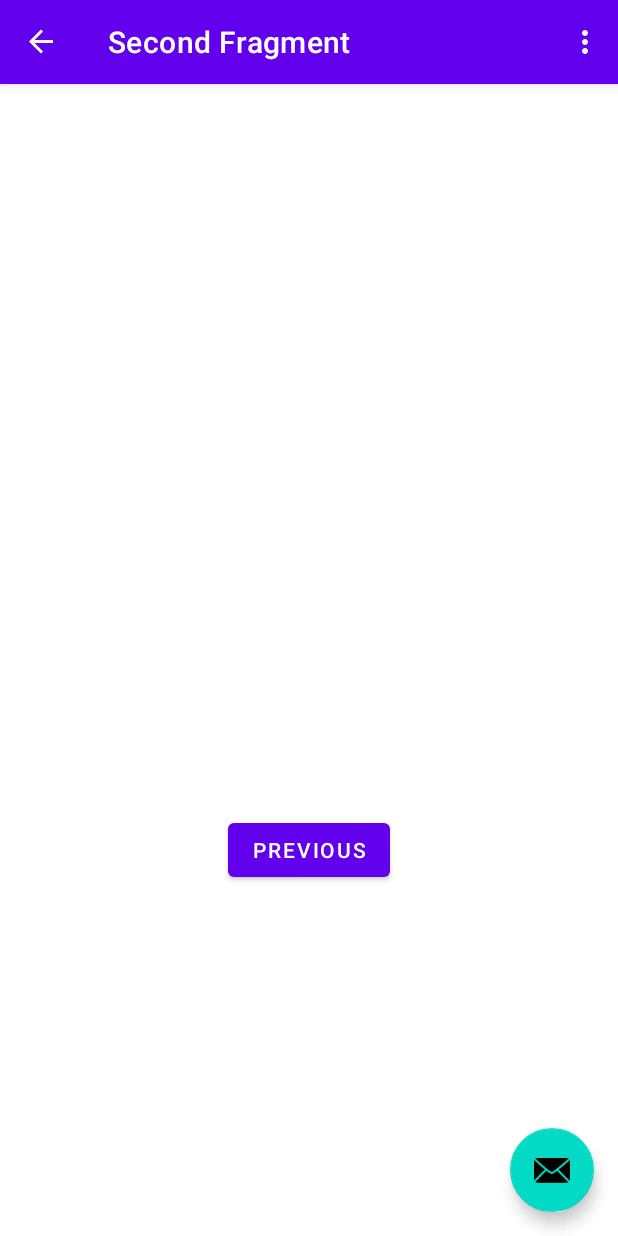
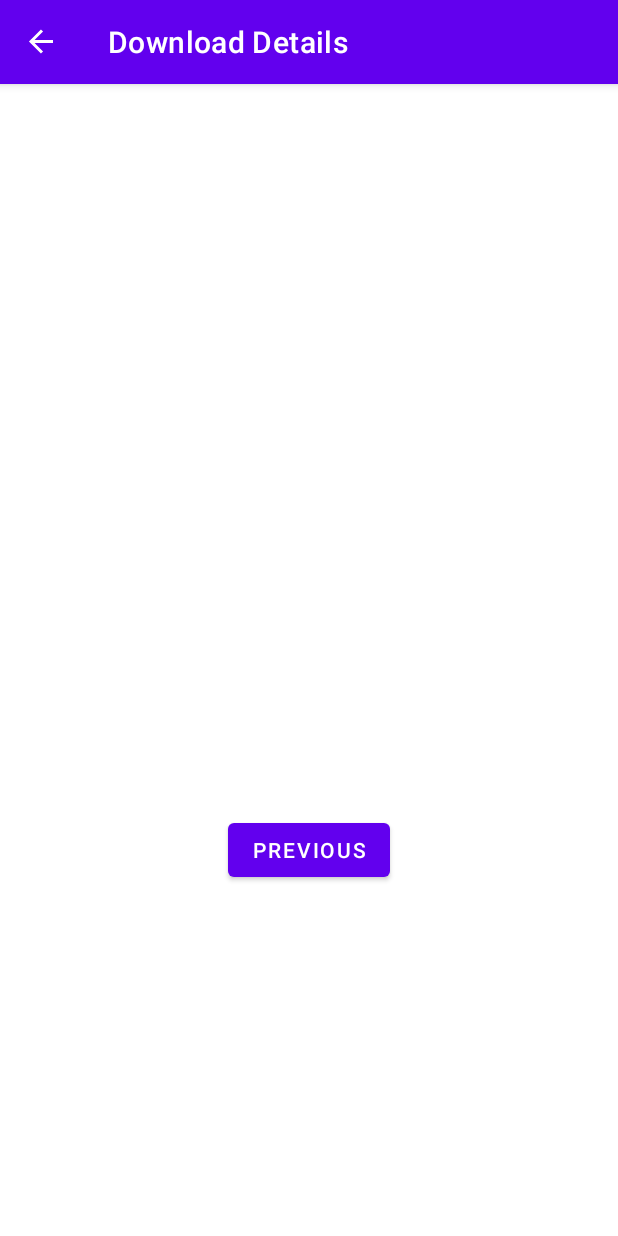
Before and after one commit to Abdallah-Abdelazim/nd940-app-loading-status-android, an Android app: the DownloadDetailsFragment screen opened through its navigation route, on a phone screen of 412 x 824 dp. Run offline under Robolectric (Android 15) with nearby library versions, the phone set to English and light mode, and no system bars; our stand-ins replace navigation-ui.

Commit message:
Prepare fragments

```diff
--- a/app/src/main/java/com/abdallah_abdelazim/loadapp/MainActivity.kt
+++ b/app/src/main/java/com/abdallah_abdelazim/loadapp/MainActivity.kt
@@ -9,6 +9,7 @@ import androidx.navigation.ui.navigateUp
 import androidx.navigation.ui.setupActionBarWithNavController
 import android.view.Menu
 import android.view.MenuItem
+import androidx.navigation.fragment.NavHostFragment
 import com.abdallah_abdelazim.loadapp.databinding.ActivityMainBinding
 
 class MainActivity : AppCompatActivity() {
@@ -24,34 +25,15 @@ class MainActivity : AppCompatActivity() {
 
         setSupportActionBar(binding.toolbar)
 
-        val navController = findNavController(R.id.nav_host_fragment_content_main)
+        val navHostFragment = supportFragmentManager
+            .findFragmentById(R.id.nav_host_fragment) as NavHostFragment
+        val navController = navHostFragment.navController
         appBarConfiguration = AppBarConfiguration(navController.graph)
         setupActionBarWithNavController(navController, appBarConfiguration)
-
-        binding.fab.setOnClickListener { view ->
-            Snackbar.make(view, "Replace with your own action", Snackbar.LENGTH_LONG)
-                .setAction("Action", null).show()
-        }
-    }
-
-    override fun onCreateOptionsMenu(menu: Menu): Boolean {
-        // Inflate the menu; this adds items to the action bar if it is present.
-        menuInflater.inflate(R.menu.menu_main, menu)
-        return true
-    }
-
-    override fun onOptionsItemSelected(item: MenuItem): Boolean {
-        // Handle action bar item clicks here. The action bar will
-        // automatically handle clicks on the Home/Up button, so long
-        // as you specify a parent activity in AndroidManifest.xml.
-        return when (item.itemId) {
-            R.id.action_settings -> true
-            else -> super.onOptionsItemSelected(item)
-        }
     }
 
     override fun onSupportNavigateUp(): Boolean {
-        val navController = findNavController(R.id.nav_host_fragment_content_main)
+        val navController = findNavController(R.id.nav_host_fragment)
         return navController.navigateUp(appBarConfiguration)
                 || super.onSupportNavigateUp()
     }
--- a/app/src/main/java/com/abdallah_abdelazim/loadapp/ui/SecondFragment.kt
+++ b/app/src/main/java/com/abdallah_abdelazim/loadapp/ui/details/DownloadDetailsFragment.kt
@@ -1,20 +1,16 @@
-package com.abdallah_abdelazim.loadapp.ui
+package com.abdallah_abdelazim.loadapp.ui.details
 
 import android.os.Bundle
-import androidx.fragment.app.Fragment
 import android.view.LayoutInflater
 import android.view.View
 import android.view.ViewGroup
+import androidx.fragment.app.Fragment
 import androidx.navigation.fragment.findNavController
-import com.abdallah_abdelazim.loadapp.R
-import com.abdallah_abdelazim.loadapp.databinding.FragmentSecondBinding
+import com.abdallah_abdelazim.loadapp.databinding.FragmentDownloadDetailsBinding
 
-/**
- * A simple [Fragment] subclass as the second destination in the navigation.
- */
-class SecondFragment : Fragment() {
+class DownloadDetailsFragment : Fragment() {
 
-    private var _binding: FragmentSecondBinding? = null
+    private var _binding: FragmentDownloadDetailsBinding? = null
 
     // This property is only valid between onCreateView and
     // onDestroyView.
@@ -23,9 +19,9 @@ class SecondFragment : Fragment() {
     override fun onCreateView(
         inflater: LayoutInflater, container: ViewGroup?,
         savedInstanceState: Bundle?
-    ): View? {
+    ): View {
 
-        _binding = FragmentSecondBinding.inflate(inflater, container, false)
+        _binding = FragmentDownloadDetailsBinding.inflate(inflater, container, false)
         return binding.root
 
     }
@@ -34,7 +30,9 @@ class SecondFragment : Fragment() {
         super.onViewCreated(view, savedInstanceState)
 
         binding.buttonSecond.setOnClickListener {
-            findNavController().navigate(R.id.action_SecondFragment_to_FirstFragment)
+            findNavController().navigate(
+                DownloadDetailsFragmentDirections.actionDownloadDetailsFragmentToDownloadFragment()
+            )
         }
     }
 
--- a/app/src/main/java/com/abdallah_abdelazim/loadapp/ui/FirstFragment.kt
+++ b/app/src/main/java/com/abdallah_abdelazim/loadapp/ui/download/DownloadFragment.kt
@@ -1,20 +1,16 @@
-package com.abdallah_abdelazim.loadapp.ui
+package com.abdallah_abdelazim.loadapp.ui.download
 
 import android.os.Bundle
-import androidx.fragment.app.Fragment
 import android.view.LayoutInflater
 import android.view.View
 import android.view.ViewGroup
+import androidx.fragment.app.Fragment
 import androidx.navigation.fragment.findNavController
-import com.abdallah_abdelazim.loadapp.R
-import com.abdallah_abdelazim.loadapp.databinding.FragmentFirstBinding
+import com.abdallah_abdelazim.loadapp.databinding.FragmentDownloadBinding
 
-/**
- * A simple [Fragment] subclass as the default destination in the navigation.
- */
-class FirstFragment : Fragment() {
+class DownloadFragment : Fragment() {
 
-    private var _binding: FragmentFirstBinding? = null
+    private var _binding: FragmentDownloadBinding? = null
 
     // This property is only valid between onCreateView and
     // onDestroyView.
@@ -23,9 +19,9 @@ class FirstFragment : Fragment() {
     override fun onCreateView(
         inflater: LayoutInflater, container: ViewGroup?,
         savedInstanceState: Bundle?
-    ): View? {
+    ): View {
 
-        _binding = FragmentFirstBinding.inflate(inflater, container, false)
+        _binding = FragmentDownloadBinding.inflate(inflater, container, false)
         return binding.root
 
     }
@@ -34,7 +30,9 @@ class FirstFragment : Fragment() {
         super.onViewCreated(view, savedInstanceState)
 
         binding.buttonFirst.setOnClickListener {
-            findNavController().navigate(R.id.action_FirstFragment_to_SecondFragment)
+            findNavController().navigate(
+                DownloadFragmentDirections.actionDownloadFragmentToDownloadDetailsFragment()
+            )
         }
     }
 
--- a/app/src/main/res/layout/activity_main.xml
+++ b/app/src/main/res/layout/activity_main.xml
@@ -20,15 +20,8 @@
 
     </com.google.android.material.appbar.AppBarLayout>
 
-    <include layout="@layout/content_main" />
-
-    <com.google.android.material.floatingactionbutton.FloatingActionButton
-        android:id="@+id/fab"
-        android:layout_width="wrap_content"
-        android:layout_height="wrap_content"
-        android:layout_gravity="bottom|end"
-        android:layout_marginEnd="@dimen/fab_margin"
-        android:layout_marginBottom="16dp"
-        app:srcCompat="@android:drawable/ic_dialog_email" />
+    <include
+        android:id="@+id/content"
+        layout="@layout/content_main" />
 
 </androidx.coordinatorlayout.widget.CoordinatorLayout>
--- a/app/src/main/res/layout/content_main.xml
+++ b/app/src/main/res/layout/content_main.xml
@@ -5,8 +5,8 @@
     android:layout_height="match_parent"
     app:layout_behavior="@string/appbar_scrolling_view_behavior">
 
-    <fragment
-        android:id="@+id/nav_host_fragment_content_main"
+    <androidx.fragment.app.FragmentContainerView
+        android:id="@+id/nav_host_fragment"
         android:name="androidx.navigation.fragment.NavHostFragment"
         android:layout_width="0dp"
         android:layout_height="0dp"
@@ -16,4 +16,5 @@
         app:layout_constraintStart_toStartOf="parent"
         app:layout_constraintTop_toTopOf="parent"
         app:navGraph="@navigation/nav_graph" />
+
 </androidx.constraintlayout.widget.ConstraintLayout>
--- a/app/src/main/res/layout/fragment_first.xml
+++ b/app/src/main/res/layout/fragment_download.xml
@@ -4,7 +4,7 @@
     xmlns:tools="http://schemas.android.com/tools"
     android:layout_width="match_parent"
     android:layout_height="match_parent"
-    tools:context=".ui.FirstFragment">
+    tools:context=".ui.download.DownloadFragment">
 
     <TextView
         android:id="@+id/textview_first"
--- a/app/src/main/res/layout/fragment_second.xml
+++ b/app/src/main/res/layout/fragment_download_details.xml
@@ -4,7 +4,7 @@
     xmlns:tools="http://schemas.android.com/tools"
     android:layout_width="match_parent"
     android:layout_height="match_parent"
-    tools:context=".ui.SecondFragment">
+    tools:context=".ui.details.DownloadDetailsFragment">
 
     <TextView
         android:id="@+id/textview_second"
--- a/app/src/main/res/menu/menu_main.xml
+++ /dev/null
@@ -1,10 +0,0 @@
-<menu xmlns:android="http://schemas.android.com/apk/res/android"
-    xmlns:app="http://schemas.android.com/apk/res-auto"
-    xmlns:tools="http://schemas.android.com/tools"
-    tools:context="com.abdallah_abdelazim.loadapp.MainActivity">
-    <item
-        android:id="@+id/action_settings"
-        android:orderInCategory="100"
-        android:title="@string/action_settings"
-        app:showAsAction="never" />
-</menu>
--- a/app/src/main/res/navigation/nav_graph.xml
+++ b/app/src/main/res/navigation/nav_graph.xml
@@ -3,26 +3,26 @@
     xmlns:app="http://schemas.android.com/apk/res-auto"
     xmlns:tools="http://schemas.android.com/tools"
     android:id="@+id/nav_graph"
-    app:startDestination="@id/FirstFragment">
+    app:startDestination="@id/DownloadFragment">
 
     <fragment
-        android:id="@+id/FirstFragment"
-        android:name="com.abdallah_abdelazim.loadapp.ui.FirstFragment"
-        android:label="@string/first_fragment_label"
-        tools:layout="@layout/fragment_first">
+        android:id="@+id/DownloadFragment"
+        android:name="com.abdallah_abdelazim.loadapp.ui.download.DownloadFragment"
+        android:label="@string/app_name"
+        tools:layout="@layout/fragment_download">
 
         <action
-            android:id="@+id/action_FirstFragment_to_SecondFragment"
-            app:destination="@id/SecondFragment" />
+            android:id="@+id/action_DownloadFragment_to_DownloadDetailsFragment"
+            app:destination="@id/DownloadDetailsFragment" />
     </fragment>
     <fragment
-        android:id="@+id/SecondFragment"
-        android:name="com.abdallah_abdelazim.loadapp.ui.SecondFragment"
-        android:label="@string/second_fragment_label"
-        tools:layout="@layout/fragment_second">
+        android:id="@+id/DownloadDetailsFragment"
+        android:name="com.abdallah_abdelazim.loadapp.ui.details.DownloadDetailsFragment"
+        android:label="@string/download_details_fragment_label"
+        tools:layout="@layout/fragment_download_details">
 
         <action
-            android:id="@+id/action_SecondFragment_to_FirstFragment"
-            app:destination="@id/FirstFragment" />
+            android:id="@+id/action_DownloadDetailsFragment_to_DownloadFragment"
+            app:destination="@id/DownloadFragment" />
     </fragment>
 </navigation>
--- a/app/src/main/res/values/strings.xml
+++ b/app/src/main/res/values/strings.xml
@@ -1,9 +1,8 @@
 <resources>
     <string name="app_name">LoadApp</string>
-    <string name="action_settings">Settings</string>
-    <!-- Strings used for fragments for navigation -->
-    <string name="first_fragment_label">First Fragment</string>
-    <string name="second_fragment_label">Second Fragment</string>
+
+    <string name="download_details_fragment_label">Download Details</string>
+
     <string name="next">Next</string>
     <string name="previous">Previous</string>
 
```
